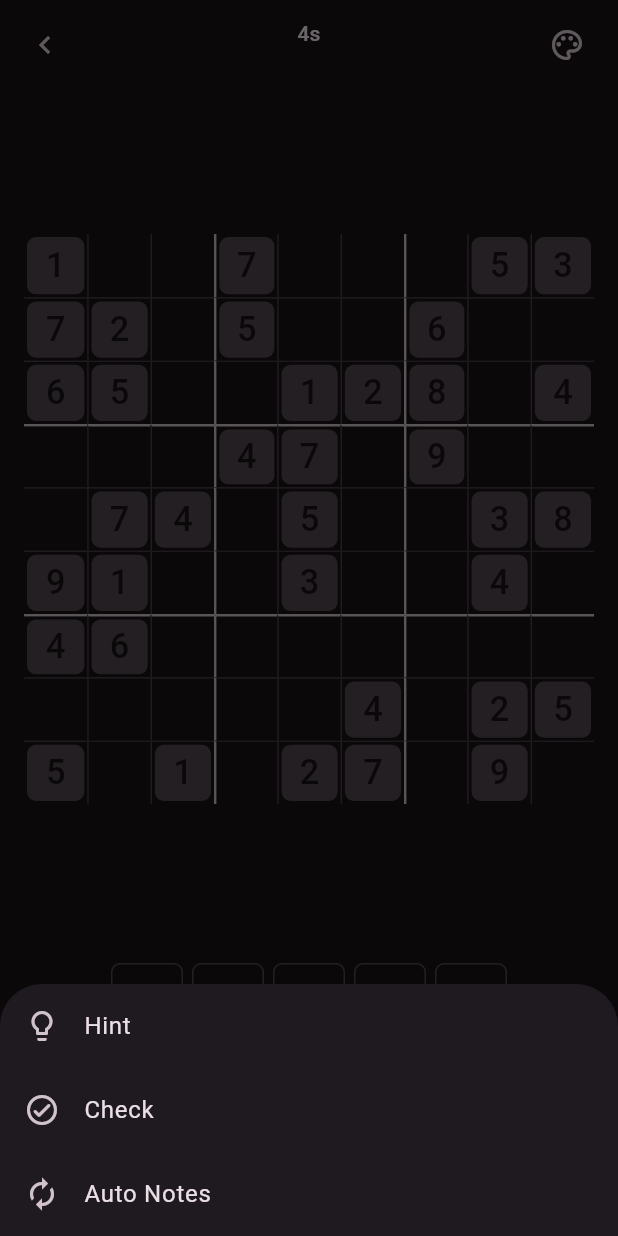
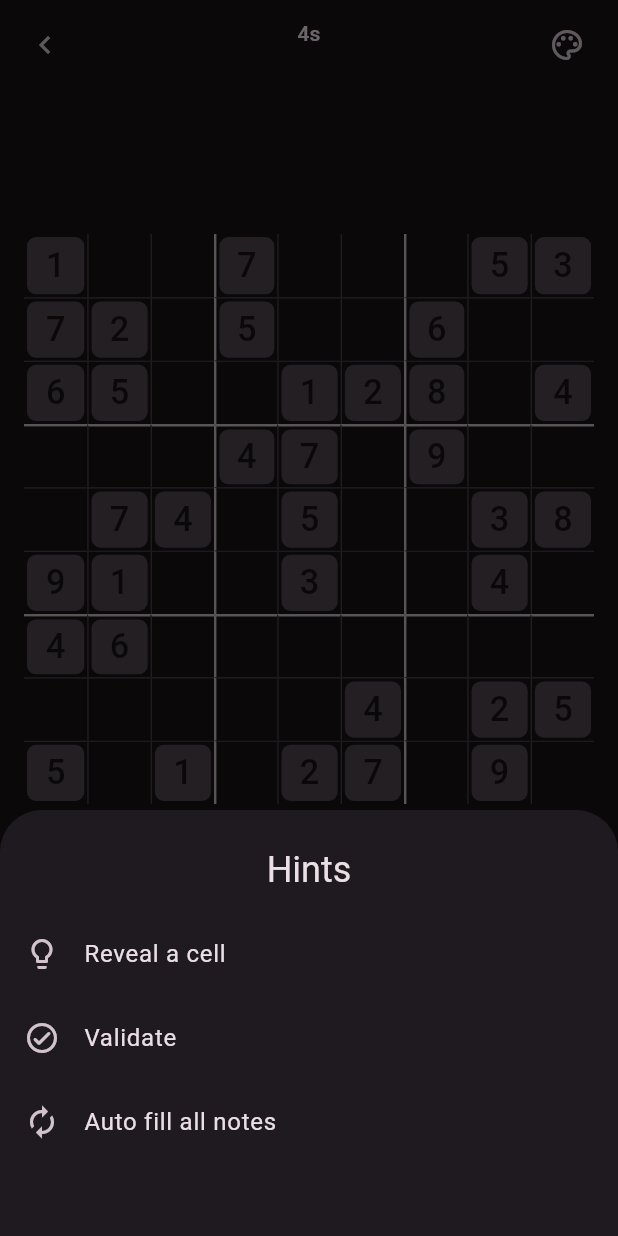
Before and after one commit to likhithpraveenk/sudoku, a Flutter app: the GameScreen screen opened directly, after a tap on the "refresh" icon, after a tap on the "lightbulb outline" icon, on a phone screen of 412 x 824 dp. Run offline on Flutter 3.47's test engine with Material 3 defaults, Android fonts, the phone set to English and light mode, and no system bars; our stand-ins replace flutter_riverpod, hive_ce, hive_ce_flutter; accounts and stored records are empty.

Commit message:
minor changes

```diff
--- a/lib/domain/engine/game_engine.dart
+++ b/lib/domain/engine/game_engine.dart
@@ -197,4 +197,8 @@ class GameEngine {
       history: [..._state.history, action],
     );
   }
+
+  void restart() {
+    _state = _initialState.copyWith(elapsed: _state.elapsed);
+  }
 }
--- a/lib/presentation/widgets/action_row.dart
+++ b/lib/presentation/widgets/action_row.dart
@@ -11,15 +11,19 @@ class ActionRow extends ConsumerWidget {
     final board = ref.watch(boardProvider);
     final boardNotifier = ref.read(boardProvider.notifier);
     final gameNotifier = ref.read(gameProvider.notifier);
+    final isFinished = ref.watch(isFinishedProvider);
 
-    return Row(
+    return IgnorePointer(
+      ignoring: isFinished,
+      child: Row(
         spacing: 6,
         mainAxisAlignment: .spaceEvenly,
         children: [
           _ActionButton(
             icon: Icons.refresh_rounded,
             onTap: () {
-            // TODO: alert dialog to restart game
+              gameNotifier.restart();
+              boardNotifier.reset();
             },
           ),
           _ActionButton(
@@ -33,6 +37,7 @@ class ActionRow extends ConsumerWidget {
           ),
           _ActionButton(icon: Icons.undo_rounded, onTap: gameNotifier.undo),
         ],
+      ),
     );
   }
 
@@ -43,11 +48,16 @@ class ActionRow extends ConsumerWidget {
     await showModalBottomSheet<void>(
       context: context,
       builder: (ctx) => SafeArea(
-        child: Wrap(
+        child: Padding(
+          padding: const .only(bottom: 48, top: 24),
+          child: Column(
+            mainAxisSize: .min,
             children: [
+              Text('Hints', style: Theme.of(context).textTheme.headlineSmall),
+              const SizedBox(height: 12),
               ListTile(
                 leading: const Icon(Icons.lightbulb_outline_rounded),
-              title: const Text('Hint'),
+                title: const Text('Reveal a cell'),
                 onTap: () {
                   Navigator.pop(ctx);
                   notifier.hint();
@@ -55,7 +65,7 @@ class ActionRow extends ConsumerWidget {
               ),
               ListTile(
                 leading: const Icon(Icons.check_circle_outline_rounded),
-              title: const Text('Check'),
+                title: const Text('Validate'),
                 onTap: () {
                   Navigator.pop(ctx);
                   notifier.runValidation();
@@ -63,13 +73,14 @@ class ActionRow extends ConsumerWidget {
               ),
               ListTile(
                 leading: const Icon(Icons.autorenew),
-              title: const Text('Auto Notes'),
+                title: const Text('Auto fill all notes'),
                 onTap: () {
                   Navigator.pop(ctx);
                   notifier.applyAutoNotes();
                 },
               ),
             ],
+          ),
         ),
       ),
     );
--- a/lib/presentation/widgets/digit_pad.dart
+++ b/lib/presentation/widgets/digit_pad.dart
@@ -33,6 +33,7 @@ class DigitPad extends ConsumerWidget {
             count: count,
             showCount: showRemaining,
             onTap: () {
+              if (state.puzzleComplete) return;
               if (board.selectedCell != null) {
                 gameNotifier.inputDigit(board.selectedCell!, digit);
               } else {
--- a/lib/presentation/widgets/grid_widget.dart
+++ b/lib/presentation/widgets/grid_widget.dart
@@ -25,7 +25,9 @@ class GridWidget extends StatelessWidget {
         : (availableHeight > 200 ? availableHeight : mq.width - 16);
     final size = maxGrid.clamp(0.0, mq.width - 16).clamp(0.0, 520.0);
 
-    return LayoutBuilder(
+    return IgnorePointer(
+      ignoring: gameState.puzzleComplete,
+      child: LayoutBuilder(
         builder: (context, constraints) {
           return Center(
             child: SizedBox(
@@ -48,6 +50,7 @@ class GridWidget extends StatelessWidget {
             ),
           );
         },
+      ),
     );
   }
 }
--- a/lib/presentation/widgets/solved_overlay.dart
+++ b/lib/presentation/widgets/solved_overlay.dart
@@ -77,10 +77,10 @@ class SolvedOverlay extends StatelessWidget {
                 fontWeight: .bold,
               ),
             ),
-            if (!record.isClean) ...[
+            if (record.assistsUsed.isNotEmpty) ...[
               const SizedBox(height: 6),
               Text(
-                'Assists Used', // TODO add assists
+                'Assists: ${record.assistsUsed}',
                 style: textTheme.bodySmall?.copyWith(
                   color: scheme.onSurfaceVariant,
                 ),
--- a/lib/providers/board_notifier.dart
+++ b/lib/providers/board_notifier.dart
@@ -50,4 +50,7 @@ class BoardNotifier extends Notifier<BoardState> {
       selectedDigit: currentState.selectedDigit,
     );
   }
+  void reset() {
+    state = const BoardState();
+  }
 }
--- a/lib/providers/services_provider.dart
+++ b/lib/providers/services_provider.dart
@@ -82,8 +82,6 @@ final topStatsProvider =
       final clean = all.where((r) => r.isClean).toList()
         ..sort((a, b) => a.time.compareTo(b.time));
 
-      // TODO: separate assists?
-
       final assisted = all.where((r) => !r.isClean).toList()
         ..sort((a, b) => a.time.compareTo(b.time));
 
```
Also changed, not shown: lib/domain/models/stat_record.dart (+14 -0 lines), lib/presentation/screens/game_screen.dart (+50 -35 lines), lib/presentation/screens/home_screen.dart (+23 -20 lines), lib/providers/game_notifier.dart (+2 -7 lines). Lines whose indentation alone changed are shown as unchanged.
